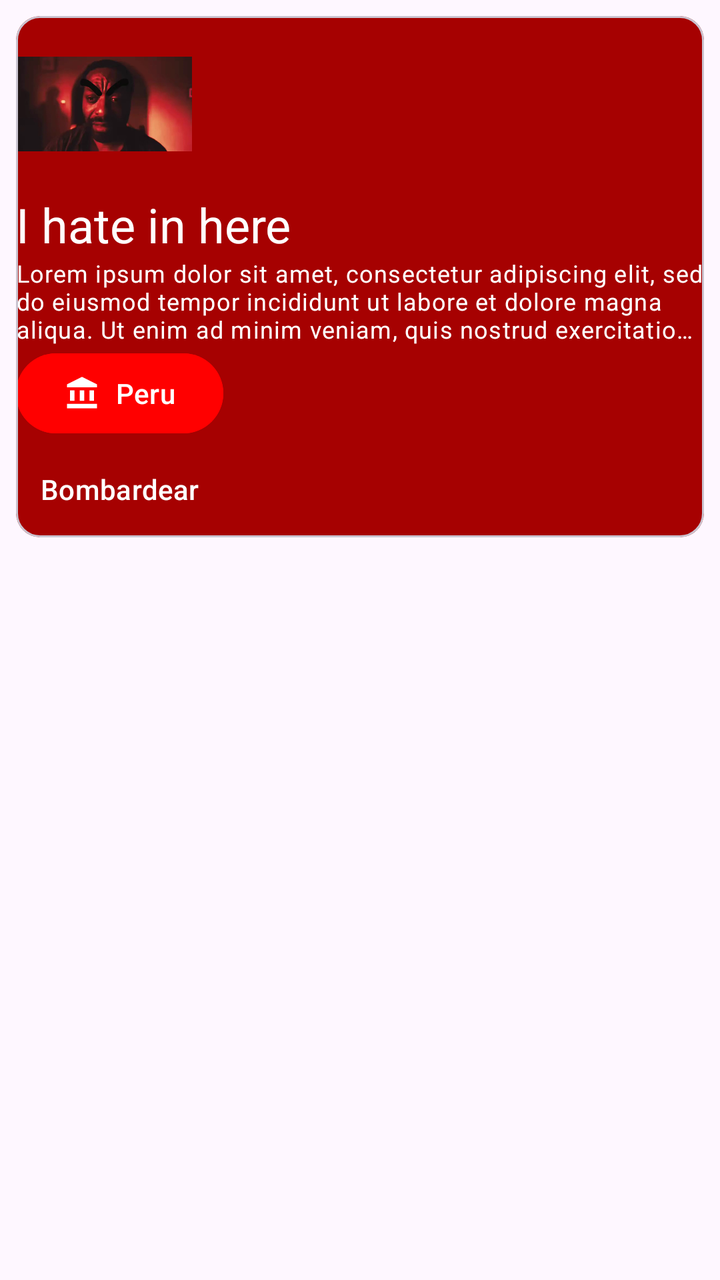
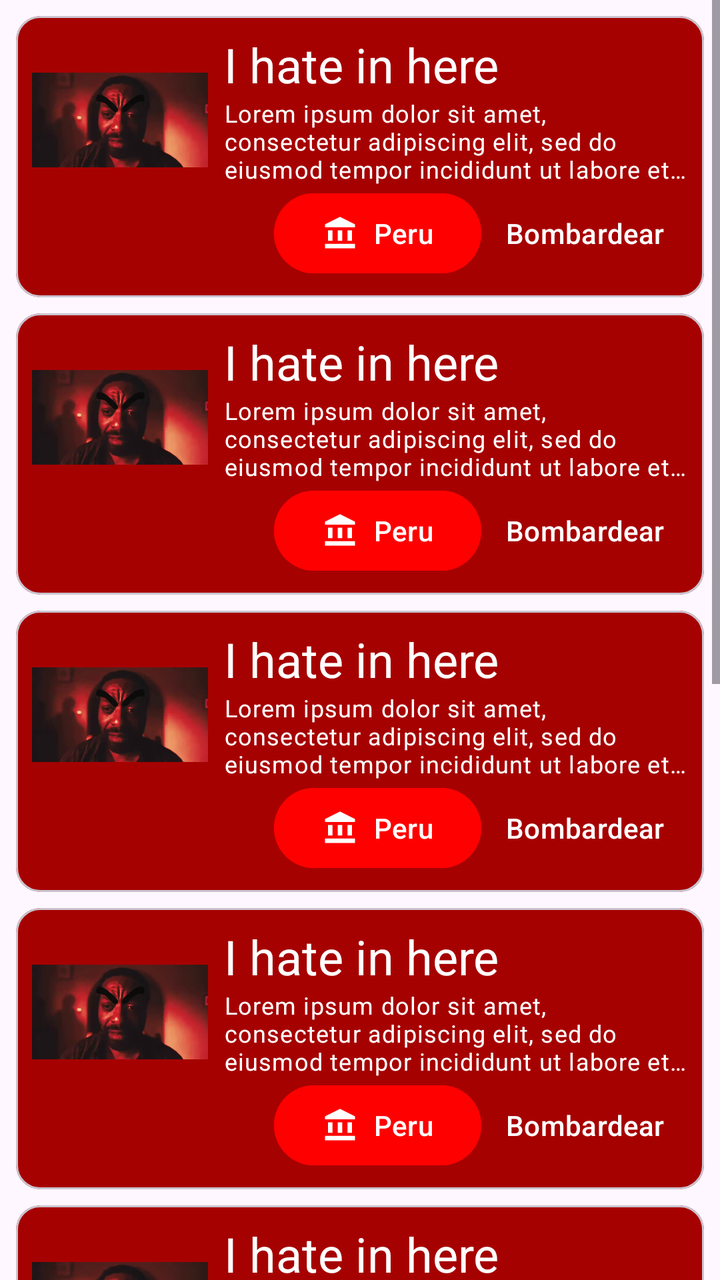

The first picture is an Android layout as it rendered before a commit; the second is the same layout after the commit. The layout source and the unified diff follow.
<!-- AndroidManifest.xml: application theme Theme.VistasXML -->
<!-- res/layout/activity_main.xml -->
<?xml version="1.0" encoding="utf-8"?>
<ScrollView
    xmlns:android="http://schemas.android.com/apk/res/android"
    xmlns:tools="http://schemas.android.com/tools"
    xmlns:app="http://schemas.android.com/apk/res-auto"
    android:id="@+id/main"
    android:layout_width="match_parent"
    android:layout_height="match_parent"
    tools:context=".MainActivity">
    <LinearLayout
        android:layout_width="match_parent"
        android:layout_height="wrap_content">

        <com.google.android.material.card.MaterialCardView
            android:layout_width="match_parent"
            android:layout_height="wrap_content"
            android:layout_marginTop="8dp"
            android:layout_marginHorizontal="8dp"
            app:cardBackgroundColor="#A60101">

            <LinearLayout
                android:layout_width="match_parent"
                android:layout_height="wrap_content"
                android:orientation="vertical">

                <ImageView
                    android:layout_width="88dp"
                    android:layout_height="88dp"
                    android:src="@drawable/ihateinhere"

                    >

                </ImageView>

                <TextView
                    android:layout_width="match_parent"
                    android:layout_height="wrap_content"
                    android:text="I hate in here"
                    android:textAppearance="?attr/textAppearanceHeadlineSmall"
                    android:textColor="#FFFFFF">

                </TextView>

                <TextView
                    android:layout_width="wrap_content"
                    android:layout_height="match_parent"
                    android:text="Lorem ipsum dolor sit amet, consectetur adipiscing elit, sed do eiusmod tempor incididunt ut labore et dolore magna aliqua. Ut enim ad minim veniam, quis nostrud exercitation ullamco laboris nisi ut aliquip ex ea commodo consequat. Duis aute irure dolor in reprehenderit in voluptate velit esse cillum dolore eu fugiat nulla pariatur. cupidatat non proident, sunt in culpa qui officia deserunt mollit anim id est laborum"
                    android:textColor="#FFFFFF"
                    android:textAppearance="?attr/textAppearanceBodySmall"
                    android:maxLines="3"
                    android:ellipsize="end">

                </TextView>

                <com.google.android.material.button.MaterialButton
                    android:layout_width="wrap_content"
                    android:layout_height="wrap_content"
                    android:text="Peru"
                    app:icon="@drawable/ic_biblioteca"
                    android:backgroundTint="#FF0000">
                </com.google.android.material.button.MaterialButton>

                <com.google.android.material.button.MaterialButton
                    android:layout_width="wrap_content"
                    android:layout_height="wrap_content"
                    android:text="Bombardear"
                    android:textColor="#FFFFFF"
                    style="@style/Widget.Material3.Button.TextButton">

                </com.google.android.material.button.MaterialButton>
            </LinearLayout>

        </com.google.android.material.card.MaterialCardView>
    </LinearLayout>

  </ScrollView>
<!-- resources referenced by this layout -->
<resources>
  <!-- drawable ic_biblioteca (drawable) -->
  <vector xmlns:android="http://schemas.android.com/apk/res/android" android:height="24dp" android:tint="#000000" android:viewportHeight="24" android:viewportWidth="24" android:width="24dp">
        
      <path android:fillColor="@android:color/white" android:pathData="M4,10h3v7h-3z"/>
        
      <path android:fillColor="@android:color/white" android:pathData="M10.5,10h3v7h-3z"/>
        
      <path android:fillColor="@android:color/white" android:pathData="M2,19h20v3h-20z"/>
        
      <path android:fillColor="@android:color/white" android:pathData="M17,10h3v7h-3z"/>
        
      <path android:fillColor="@android:color/white" android:pathData="M12,1l-10,5l0,2l20,0l0,-2z"/>
      
  </vector>
  <!-- drawable ihateinhere: webp bitmap (drawable, 18088 bytes) -->
  <style name="Theme.VistasXML" parent="Base.Theme.VistasXML" />
  <style name="Base.Theme.VistasXML" parent="Theme.Material3.DayNight.NoActionBar">
          
          
      </style>
</resources>

<!-- the commit's change to res/layout/activity_main.xml (unified diff, before → after) -->
@@ -7,70 +7,540 @@
     android:layout_width="match_parent"
     android:layout_height="match_parent"
     tools:context=".MainActivity">
+
     <LinearLayout
         android:layout_width="match_parent"
-        android:layout_height="wrap_content">
-
-        <com.google.android.material.card.MaterialCardView
-            android:layout_width="match_parent"
-            android:layout_height="wrap_content"
-            android:layout_marginTop="8dp"
-            android:layout_marginHorizontal="8dp"
-            app:cardBackgroundColor="#A60101">
-
-            <LinearLayout
-                android:layout_width="match_parent"
-                android:layout_height="wrap_content"
-                android:orientation="vertical">
-
-                <ImageView
-                    android:layout_width="88dp"
-                    android:layout_height="88dp"
-                    android:src="@drawable/ihateinhere"
-
-                    >
-
-                </ImageView>
-
-                <TextView
-                    android:layout_width="match_parent"
-                    android:layout_height="wrap_content"
-                    android:text="I hate in here"
-                    android:textAppearance="?attr/textAppearanceHeadlineSmall"
-                    android:textColor="#FFFFFF">
-
-                </TextView>
-
-                <TextView
-                    android:layout_width="wrap_content"
-                    android:layout_height="match_parent"
-                    android:text="Lorem ipsum dolor sit amet, consectetur adipiscing elit, sed do eiusmod tempor incididunt ut labore et dolore magna aliqua. Ut enim ad minim veniam, quis nostrud exercitation ullamco laboris nisi ut aliquip ex ea commodo consequat. Duis aute irure dolor in reprehenderit in voluptate velit esse cillum dolore eu fugiat nulla pariatur. cupidatat non proident, sunt in culpa qui officia deserunt mollit anim id est laborum"
-                    android:textColor="#FFFFFF"
-                    android:textAppearance="?attr/textAppearanceBodySmall"
-                    android:maxLines="3"
-                    android:ellipsize="end">
-
-                </TextView>
-
-                <com.google.android.material.button.MaterialButton
-                    android:layout_width="wrap_content"
-                    android:layout_height="wrap_content"
-                    android:text="Peru"
-                    app:icon="@drawable/ic_biblioteca"
-                    android:backgroundTint="#FF0000">
-                </com.google.android.material.button.MaterialButton>
-
-                <com.google.android.material.button.MaterialButton
-                    android:layout_width="wrap_content"
-                    android:layout_height="wrap_content"
-                    android:text="Bombardear"
-                    android:textColor="#FFFFFF"
-                    style="@style/Widget.Material3.Button.TextButton">
-
-                </com.google.android.material.button.MaterialButton>
-            </LinearLayout>
-
-        </com.google.android.material.card.MaterialCardView>
+        android:layout_height="wrap_content"
+        android:orientation="vertical"
+        android:paddingBottom="8dp">
+
+        <com.google.android.material.card.MaterialCardView
+            android:layout_width="match_parent"
+            android:layout_height="wrap_content"
+            android:layout_marginHorizontal="8dp"
+            android:layout_marginTop="8dp"
+            app:cardBackgroundColor="#A60101"
+            app:cardCornerRadius="12dp">
+
+            <LinearLayout
+                android:layout_width="match_parent"
+                android:layout_height="wrap_content"
+                android:orientation="horizontal"
+                android:padding="8dp">
+
+                <ImageView
+                    android:layout_width="88dp"
+                    android:layout_height="88dp"
+                    android:src="@drawable/ihateinhere" />
+
+                <LinearLayout
+                    android:layout_width="0dp"
+                    android:layout_height="wrap_content"
+                    android:layout_weight="1"
+                    android:layout_marginStart="8dp"
+                    android:orientation="vertical">
+
+                    <TextView
+                        android:layout_width="match_parent"
+                        android:layout_height="wrap_content"
+                        android:text="@string/card_title"
+                        android:textAppearance="?attr/textAppearanceHeadlineSmall"
+                        android:textColor="#FFFFFF" />
+
+                    <TextView
+                        android:layout_width="match_parent"
+                        android:layout_height="wrap_content"
+                        android:text="@string/card_body"
+                        android:textAppearance="?attr/textAppearanceBodySmall"
+                        android:textColor="#FFFFFF"
+                        android:maxLines="3"
+                        android:ellipsize="end" />
+
+                    <LinearLayout
+                        android:layout_width="match_parent"
+                        android:layout_height="wrap_content"
+                        android:gravity="end|center_vertical"
+                        android:orientation="horizontal">
+
+                        <com.google.android.material.button.MaterialButton
+                            android:layout_width="wrap_content"
+                            android:layout_height="wrap_content"
+                            android:text="@string/card_button_main"
+                            android:backgroundTint="#FF0000"
+                            app:icon="@drawable/ic_biblioteca" />
+
+                        <com.google.android.material.button.MaterialButton
+                            style="@style/Widget.Material3.Button.TextButton"
+                            android:layout_width="wrap_content"
+                            android:layout_height="wrap_content"
+                            android:text="@string/card_button_secondary"
+                            android:textColor="#FFFFFF" />
+                    </LinearLayout>
+                </LinearLayout>
+            </LinearLayout>
+        </com.google.android.material.card.MaterialCardView>
+
+        <com.google.android.material.card.MaterialCardView
+            android:layout_width="match_parent"
+            android:layout_height="wrap_content"
+            android:layout_marginHorizontal="8dp"
+            android:layout_marginTop="8dp"
+            app:cardBackgroundColor="#A60101"
+            app:cardCornerRadius="12dp">
+
+            <LinearLayout
+                android:layout_width="match_parent"
+                android:layout_height="wrap_content"
+                android:orientation="horizontal"
+                android:padding="8dp">
+
+                <ImageView
+                    android:layout_width="88dp"
+                    android:layout_height="88dp"
+                    android:src="@drawable/ihateinhere" />
+
+                <LinearLayout
+                    android:layout_width="0dp"
+                    android:layout_height="wrap_content"
+                    android:layout_weight="1"
+                    android:layout_marginStart="8dp"
+                    android:orientation="vertical">
+
+                    <TextView
+                        android:layout_width="match_parent"
+                        android:layout_height="wrap_content"
+                        android:text="@string/card_title"
+                        android:textAppearance="?attr/textAppearanceHeadlineSmall"
+                        android:textColor="#FFFFFF" />
+
+                    <TextView
+                        android:layout_width="match_parent"
+                        android:layout_height="wrap_content"
+                        android:text="@string/card_body"
+                        android:textAppearance="?attr/textAppearanceBodySmall"
+                        android:textColor="#FFFFFF"
+                        android:maxLines="3"
+                        android:ellipsize="end" />
+
+                    <LinearLayout
+                        android:layout_width="match_parent"
+                        android:layout_height="wrap_content"
+                        android:gravity="end|center_vertical"
+                        android:orientation="horizontal">
+
+                        <com.google.android.material.button.MaterialButton
+                            android:layout_width="wrap_content"
+                            android:layout_height="wrap_content"
+                            android:text="@string/card_button_main"
+                            android:backgroundTint="#FF0000"
+                            app:icon="@drawable/ic_biblioteca" />
+
+                        <com.google.android.material.button.MaterialButton
+                            style="@style/Widget.Material3.Button.TextButton"
+                            android:layout_width="wrap_content"
+                            android:layout_height="wrap_content"
+                            android:text="@string/card_button_secondary"
+                            android:textColor="#FFFFFF" />
+                    </LinearLayout>
+                </LinearLayout>
+            </LinearLayout>
+        </com.google.android.material.card.MaterialCardView>
+
+        <com.google.android.material.card.MaterialCardView
+            android:layout_width="match_parent"
+            android:layout_height="wrap_content"
+            android:layout_marginHorizontal="8dp"
+            android:layout_marginTop="8dp"
+            app:cardBackgroundColor="#A60101"
+            app:cardCornerRadius="12dp">
+
+            <LinearLayout
+                android:layout_width="match_parent"
+                android:layout_height="wrap_content"
+                android:orientation="horizontal"
+                android:padding="8dp">
+
+                <ImageView
+                    android:layout_width="88dp"
+                    android:layout_height="88dp"
+                    android:src="@drawable/ihateinhere" />
+
+                <LinearLayout
+                    android:layout_width="0dp"
+                    android:layout_height="wrap_content"
+                    android:layout_weight="1"
+                    android:layout_marginStart="8dp"
+                    android:orientation="vertical">
+
+                    <TextView
+                        android:layout_width="match_parent"
+                        android:layout_height="wrap_content"
+                        android:text="@string/card_title"
+                        android:textAppearance="?attr/textAppearanceHeadlineSmall"
+                        android:textColor="#FFFFFF" />
+
+                    <TextView
+                        android:layout_width="match_parent"
+                        android:layout_height="wrap_content"
+                        android:text="@string/card_body"
+                        android:textAppearance="?attr/textAppearanceBodySmall"
+                        android:textColor="#FFFFFF"
+                        android:maxLines="3"
+                        android:ellipsize="end" />
+
+                    <LinearLayout
+                        android:layout_width="match_parent"
+                        android:layout_height="wrap_content"
+                        android:gravity="end|center_vertical"
+                        android:orientation="horizontal">
+
+                        <com.google.android.material.button.MaterialButton
+                            android:layout_width="wrap_content"
+                            android:layout_height="wrap_content"
+                            android:text="@string/card_button_main"
+                            android:backgroundTint="#FF0000"
+                            app:icon="@drawable/ic_biblioteca" />
+
+                        <com.google.android.material.button.MaterialButton
+                            style="@style/Widget.Material3.Button.TextButton"
+                            android:layout_width="wrap_content"
+                            android:layout_height="wrap_content"
+                            android:text="@string/card_button_secondary"
+                            android:textColor="#FFFFFF" />
+                    </LinearLayout>
+                </LinearLayout>
+            </LinearLayout>
+        </com.google.android.material.card.MaterialCardView>
+
+        <com.google.android.material.card.MaterialCardView
+            android:layout_width="match_parent"
+            android:layout_height="wrap_content"
+            android:layout_marginHorizontal="8dp"
+            android:layout_marginTop="8dp"
+            app:cardBackgroundColor="#A60101"
+            app:cardCornerRadius="12dp">
+
+            <LinearLayout
+                android:layout_width="match_parent"
+                android:layout_height="wrap_content"
+                android:orientation="horizontal"
+                android:padding="8dp">
+
+                <ImageView
+                    android:layout_width="88dp"
+                    android:layout_height="88dp"
+                    android:src="@drawable/ihateinhere" />
+
+                <LinearLayout
+                    android:layout_width="0dp"
+                    android:layout_height="wrap_content"
+                    android:layout_weight="1"
+                    android:layout_marginStart="8dp"
+                    android:orientation="vertical">
+
+                    <TextView
+                        android:layout_width="match_parent"
+                        android:layout_height="wrap_content"
+                        android:text="@string/card_title"
+                        android:textAppearance="?attr/textAppearanceHeadlineSmall"
+                        android:textColor="#FFFFFF" />
+
+                    <TextView
+                        android:layout_width="match_parent"
+                        android:layout_height="wrap_content"
+                        android:text="@string/card_body"
+                        android:textAppearance="?attr/textAppearanceBodySmall"
+                        android:textColor="#FFFFFF"
+                        android:maxLines="3"
+                        android:ellipsize="end" />
+
+                    <LinearLayout
+                        android:layout_width="match_parent"
+                        android:layout_height="wrap_content"
+                        android:gravity="end|center_vertical"
+                        android:orientation="horizontal">
+
+                        <com.google.android.material.button.MaterialButton
+                            android:layout_width="wrap_content"
+                            android:layout_height="wrap_content"
+                            android:text="@string/card_button_main"
+                            android:backgroundTint="#FF0000"
+                            app:icon="@drawable/ic_biblioteca" />
+
+                        <com.google.android.material.button.MaterialButton
+                            style="@style/Widget.Material3.Button.TextButton"
+                            android:layout_width="wrap_content"
+                            android:layout_height="wrap_content"
+                            android:text="@string/card_button_secondary"
+                            android:textColor="#FFFFFF" />
+                    </LinearLayout>
+                </LinearLayout>
+            </LinearLayout>
+        </com.google.android.material.card.MaterialCardView>
+
+        <com.google.android.material.card.MaterialCardView
+            android:layout_width="match_parent"
+            android:layout_height="wrap_content"
+            android:layout_marginHorizontal="8dp"
+            android:layout_marginTop="8dp"
+            app:cardBackgroundColor="#A60101"
+            app:cardCornerRadius="12dp">
+
+            <LinearLayout
+                android:layout_width="match_parent"
+                android:layout_height="wrap_content"
+                android:orientation="horizontal"
+                android:padding="8dp">
+
+                <ImageView
+                    android:layout_width="88dp"
+                    android:layout_height="88dp"
+                    android:src="@drawable/ihateinhere" />
+
+                <LinearLayout
+                    android:layout_width="0dp"
+                    android:layout_height="wrap_content"
+                    android:layout_weight="1"
+                    android:layout_marginStart="8dp"
+                    android:orientation="vertical">
+
+                    <TextView
+                        android:layout_width="match_parent"
+                        android:layout_height="wrap_content"
+                        android:text="@string/card_title"
+                        android:textAppearance="?attr/textAppearanceHeadlineSmall"
+                        android:textColor="#FFFFFF" />
+
+                    <TextView
+                        android:layout_width="match_parent"
+                        android:layout_height="wrap_content"
+                        android:text="@string/card_body"
+                        android:textAppearance="?attr/textAppearanceBodySmall"
+                        android:textColor="#FFFFFF"
+                        android:maxLines="3"
+                        android:ellipsize="end" />
+
+                    <LinearLayout
+                        android:layout_width="match_parent"
+                        android:layout_height="wrap_content"
+                        android:gravity="end|center_vertical"
+                        android:orientation="horizontal">
+
+                        <com.google.android.material.button.MaterialButton
+                            android:layout_width="wrap_content"
+                            android:layout_height="wrap_content"
+                            android:text="@string/card_button_main"
+                            android:backgroundTint="#FF0000"
+                            app:icon="@drawable/ic_biblioteca" />
+
+                        <com.google.android.material.button.MaterialButton
+                            style="@style/Widget.Material3.Button.TextButton"
+                            android:layout_width="wrap_content"
+                            android:layout_height="wrap_content"
+                            android:text="@string/card_button_secondary"
+                            android:textColor="#FFFFFF" />
+                    </LinearLayout>
+                </LinearLayout>
+            </LinearLayout>
+        </com.google.android.material.card.MaterialCardView>
+
+        <com.google.android.material.card.MaterialCardView
+            android:layout_width="match_parent"
+            android:layout_height="wrap_content"
+            android:layout_marginHorizontal="8dp"
+            android:layout_marginTop="8dp"
+            app:cardBackgroundColor="#A60101"
+            app:cardCornerRadius="12dp">
+
+            <LinearLayout
+                android:layout_width="match_parent"
+                android:layout_height="wrap_content"
+                android:orientation="horizontal"
+                android:padding="8dp">
+
+                <ImageView
+                    android:layout_width="88dp"
+                    android:layout_height="88dp"
+                    android:src="@drawable/ihateinhere" />
+
+                <LinearLayout
+                    android:layout_width="0dp"
+                    android:layout_height="wrap_content"
+                    android:layout_weight="1"
+                    android:layout_marginStart="8dp"
+                    android:orientation="vertical">
+
+                    <TextView
+                        android:layout_width="match_parent"
+                        android:layout_height="wrap_content"
+                        android:text="@string/card_title"
+                        android:textAppearance="?attr/textAppearanceHeadlineSmall"
+                        android:textColor="#FFFFFF" />
+
+                    <TextView
+                        android:layout_width="match_parent"
+                        android:layout_height="wrap_content"
+                        android:text="@string/card_body"
+                        android:textAppearance="?attr/textAppearanceBodySmall"
+                        android:textColor="#FFFFFF"
+                        android:maxLines="3"
+                        android:ellipsize="end" />
+
+                    <LinearLayout
+                        android:layout_width="match_parent"
+                        android:layout_height="wrap_content"
+                        android:gravity="end|center_vertical"
+                        android:orientation="horizontal">
+
+                        <com.google.android.material.button.MaterialButton
+                            android:layout_width="wrap_content"
+                            android:layout_height="wrap_content"
+                            android:text="@string/card_button_main"
+                            android:backgroundTint="#FF0000"
+                            app:icon="@drawable/ic_biblioteca" />
+
+                        <com.google.android.material.button.MaterialButton
+                            style="@style/Widget.Material3.Button.TextButton"
+                            android:layout_width="wrap_content"
+                            android:layout_height="wrap_content"
+                            android:text="@string/card_button_secondary"
+                            android:textColor="#FFFFFF" />
+                    </LinearLayout>
+                </LinearLayout>
+            </LinearLayout>
+        </com.google.android.material.card.MaterialCardView>
+
+        <com.google.android.material.card.MaterialCardView
+            android:layout_width="match_parent"
+            android:layout_height="wrap_content"
+            android:layout_marginHorizontal="8dp"
+            android:layout_marginTop="8dp"
+            app:cardBackgroundColor="#A60101"
+            app:cardCornerRadius="12dp">
+
+            <LinearLayout
+                android:layout_width="match_parent"
+                android:layout_height="wrap_content"
+                android:orientation="horizontal"
+                android:padding="8dp">
+
+                <ImageView
+                    android:layout_width="88dp"
+                    android:layout_height="88dp"
+                    android:src="@drawable/ihateinhere" />
+
+                <LinearLayout
+                    android:layout_width="0dp"
+                    android:layout_height="wrap_content"
+                    android:layout_weight="1"
+                    android:layout_marginStart="8dp"
+                    android:orientation="vertical">
+
+                    <TextView
+                        android:layout_width="match_parent"
+                        android:layout_height="wrap_content"
+                        android:text="@string/card_title"
+                        android:textAppearance="?attr/textAppearanceHeadlineSmall"
+                        android:textColor="#FFFFFF" />
+
+                    <TextView
+                        android:layout_width="match_parent"
+                        android:layout_height="wrap_content"
+                        android:text="@string/card_body"
+                        android:textAppearance="?attr/textAppearanceBodySmall"
+                        android:textColor="#FFFFFF"
+                        android:maxLines="3"
+                        android:ellipsize="end" />
+
+                    <LinearLayout
+                        android:layout_width="match_parent"
+                        android:layout_height="wrap_content"
+                        android:gravity="end|center_vertical"
+                        android:orientation="horizontal">
+
+                        <com.google.android.material.button.MaterialButton
+                            android:layout_width="wrap_content"
+                            android:layout_height="wrap_content"
+                            android:text="@string/card_button_main"
+                            android:backgroundTint="#FF0000"
+                            app:icon="@drawable/ic_biblioteca" />
+
+                        <com.google.android.material.button.MaterialButton
+                            style="@style/Widget.Material3.Button.TextButton"
+                            android:layout_width="wrap_content"
+                            android:layout_height="wrap_content"
+                            android:text="@string/card_button_secondary"
+                            android:textColor="#FFFFFF" />
+                    </LinearLayout>
+                </LinearLayout>
+            </LinearLayout>
+        </com.google.android.material.card.MaterialCardView>
+
+        <com.google.android.material.card.MaterialCardView
+            android:layout_width="match_parent"
+            android:layout_height="wrap_content"
+            android:layout_marginHorizontal="8dp"
+            android:layout_marginTop="8dp"
+            app:cardBackgroundColor="#A60101"
+            app:cardCornerRadius="12dp">
+
+            <LinearLayout
+                android:layout_width="match_parent"
+                android:layout_height="wrap_content"
+                android:orientation="horizontal"
+                android:padding="8dp">
+
+                <ImageView
+                    android:layout_width="88dp"
+                    android:layout_height="88dp"
+                    android:src="@drawable/ihateinhere" />
+
+                <LinearLayout
+                    android:layout_width="0dp"
+                    android:layout_height="wrap_content"
+                    android:layout_weight="1"
+                    android:layout_marginStart="8dp"
+                    android:orientation="vertical">
+
+                    <TextView
+                        android:layout_width="match_parent"
+                        android:layout_height="wrap_content"
+                        android:text="@string/card_title"
+                        android:textAppearance="?attr/textAppearanceHeadlineSmall"
+                        android:textColor="#FFFFFF" />
+
+                    <TextView
+                        android:layout_width="match_parent"
+                        android:layout_height="wrap_content"
+                        android:text="@string/card_body"
+                        android:textAppearance="?attr/textAppearanceBodySmall"
+                        android:textColor="#FFFFFF"
+                        android:maxLines="3"
+                        android:ellipsize="end" />
+
+                    <LinearLayout
+                        android:layout_width="match_parent"
+                        android:layout_height="wrap_content"
+                        android:gravity="end|center_vertical"
+                        android:orientation="horizontal">
+
+                        <com.google.android.material.button.MaterialButton
+                            android:layout_width="wrap_content"
+                            android:layout_height="wrap_content"
+                            android:text="@string/card_button_main"
+                            android:backgroundTint="#FF0000"
+                            app:icon="@drawable/ic_biblioteca" />
+
+                        <com.google.android.material.button.MaterialButton
+                            style="@style/Widget.Material3.Button.TextButton"
+                            android:layout_width="wrap_content"
+                            android:layout_height="wrap_content"
+                            android:text="@string/card_button_secondary"
+                            android:textColor="#FFFFFF" />
+                    </LinearLayout>
+                </LinearLayout>
+            </LinearLayout>
+        </com.google.android.material.card.MaterialCardView>
+
     </LinearLayout>
-
-  </ScrollView>
+</ScrollView>
<!-- resource entries referenced after the edit -->
@@ -15,6 +15,10 @@
       
   </vector>
   <!-- drawable ihateinhere: webp bitmap (drawable, 18088 bytes) -->
+  <string name="card_body">Lorem ipsum dolor sit amet, consectetur adipiscing elit, sed do eiusmod tempor incididunt ut labore et dolore magna aliqua. Ut enim ad minim veniam, quis nostrud exercitation ullamco laboris nisi ut aliquip ex ea commodo consequat. Duis aute irure dolor in reprehenderit in voluptate velit esse cillum dolore eu fugiat nulla pariatur. cupidatat non proident, sunt in culpa qui officia deserunt mollit anim id est laborum</string>
+  <string name="card_button_main">Peru</string>
+  <string name="card_button_secondary">Bombardear</string>
+  <string name="card_title">I hate in here</string>
   <style name="Theme.VistasXML" parent="Base.Theme.VistasXML" />
   <style name="Base.Theme.VistasXML" parent="Theme.Material3.DayNight.NoActionBar">
           
